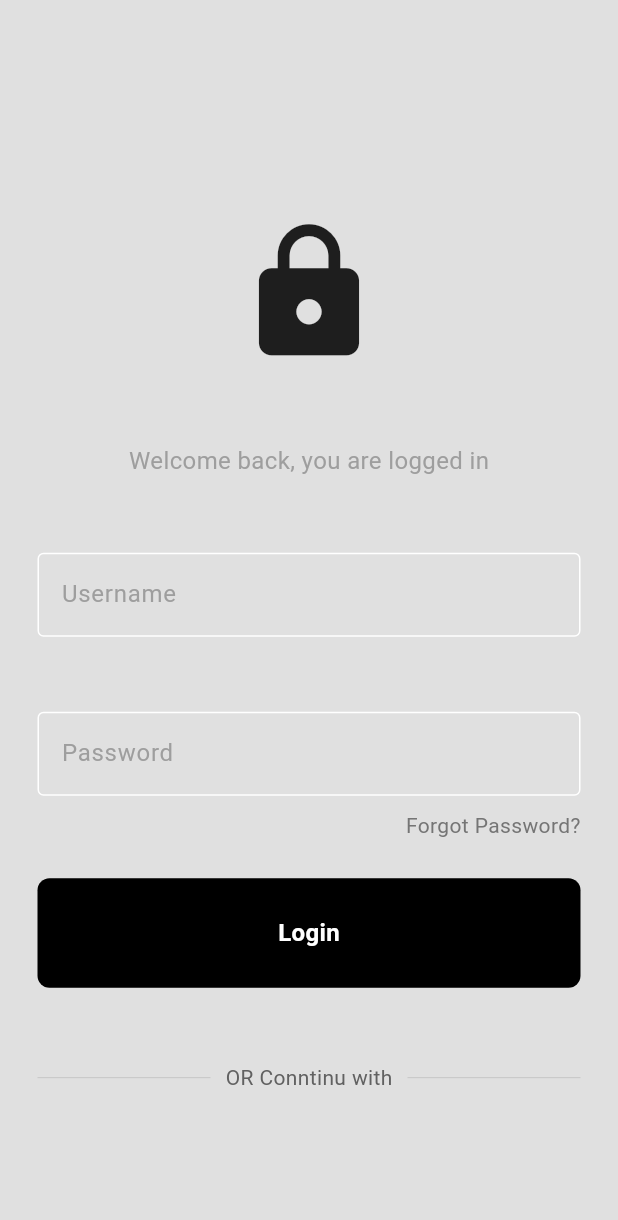
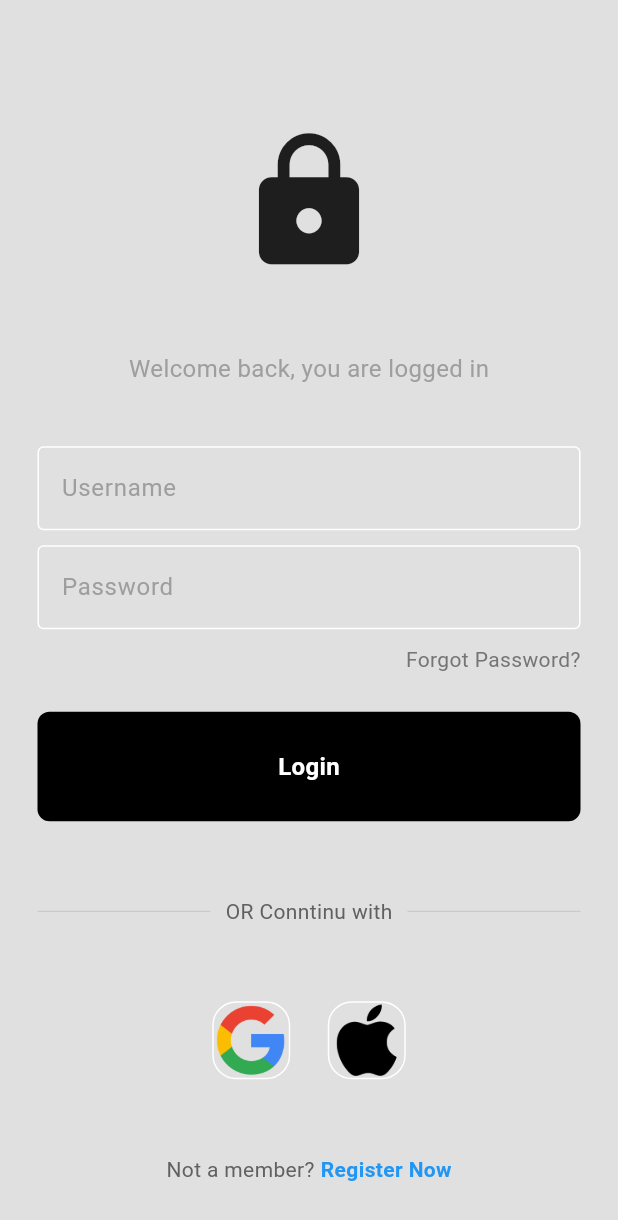
Before and after one commit to GihanSisiraKumara/Dart_Loggin_Page, a Flutter app: the screen it shows after launch, on a phone screen of 412 x 824 dp. Shown: the top 1220 px of the screen. Run offline on Flutter 3.47's test engine with Material 3 defaults, Android fonts, the phone set to English and light mode, and no system bars.

Commit message:
add image and edit page design

```diff
--- a/lib/SqreLine.dart
+++ b/lib/SquareTile.dart
@@ -1,8 +1,8 @@
 import 'package:flutter/material.dart';
 
-class Sqreline extends StatelessWidget {
+class Squaretile extends StatelessWidget {
   final String ImagePath;
-  const Sqreline({super.key, required this.ImagePath});
+  const Squaretile({super.key, required this.ImagePath});
 
   @override
   Widget build(BuildContext context) {
@@ -10,11 +10,11 @@ class Sqreline extends StatelessWidget {
         decoration: BoxDecoration(
           border: Border.all(color: Colors.white),
           borderRadius: BorderRadius.circular(16),
-          color: Colors.grey[200],
+          color: Colors.grey[300],
         ),
         child: Image.asset(
           ImagePath,
-          height: 40,
+          height: 50,
         ));
   }
 }
--- a/lib/myHomePage.dart
+++ b/lib/myHomePage.dart
@@ -1,5 +1,6 @@
 import 'package:flutter/material.dart';
 import 'package:flutter_application_1/MyButton.dart';
+import 'package:flutter_application_1/SquareTile.dart';
 import 'package:flutter_application_1/myTextFeild.dart';
 
 class Myhomepage extends StatelessWidget {
@@ -34,14 +35,14 @@ class Myhomepage extends StatelessWidget {
                 style: TextStyle(color: Colors.grey, fontSize: 16),
               ),
               const SizedBox(
-                height: 50,
+                height: 40,
               ),
               Mytextfeild(
                   controller: usernamecontroller,
                   hintText: 'Username',
                   obscureText: false),
               const SizedBox(
-                height: 50,
+                height: 10,
               ),
               Mytextfeild(
                   controller: passwordcontroller,
@@ -81,10 +82,42 @@ class Myhomepage extends StatelessWidget {
                       ),
                     ),
                     Expanded(
-                        child:
-                            Divider(thickness: 0.5, color: Colors.grey[400])),
+                      child: Divider(
+                        thickness: 0.5,
+                        color: Colors.grey[400],
+                      ),
+                    ),
                   ],
                 ),
+              ),
+              const SizedBox(height: 50),
+              const Row(
+                mainAxisAlignment: MainAxisAlignment.center,
+                children: [
+                  Squaretile(ImagePath: 'assets/images/google.png'),
+                  SizedBox(
+                    width: 25,
+                  ),
+                  Squaretile(ImagePath: 'assets/images/apple1.png'),
+                ],
+              ),
+              const SizedBox(height: 50),
+              Row(
+                mainAxisAlignment: MainAxisAlignment.center,
+                children: [
+                  Text(
+                    'Not a member?',
+                    style: TextStyle(color: Colors.grey[700]),
+                  ),
+                  const SizedBox(
+                    width: 4,
+                  ),
+                  const Text(
+                    'Register Now',
+                    style: TextStyle(
+                        color: Colors.blue, fontWeight: FontWeight.bold),
+                  )
+                ],
               )
             ],
           ),
--- a/pubspec.yaml
+++ b/pubspec.yaml
@@ -59,9 +59,9 @@ flutter:
   uses-material-design: true
 
   # To add assets to your application, add an assets section, like this:
-  # assets:
-  #   - images/a_dot_burr.jpeg
-  #   - images/a_dot_ham.jpeg
+  assets:
+    - assets/images/apple1.png
+    - assets/images/google.png
 
   # An image asset can refer to one or more resolution-specific "variants", see
   # https://flutter.dev/assets-and-images/#resolution-aware
```
Also changed, not shown: assets/images/apple.png (deleted), assets/images/apple1.png (added).
